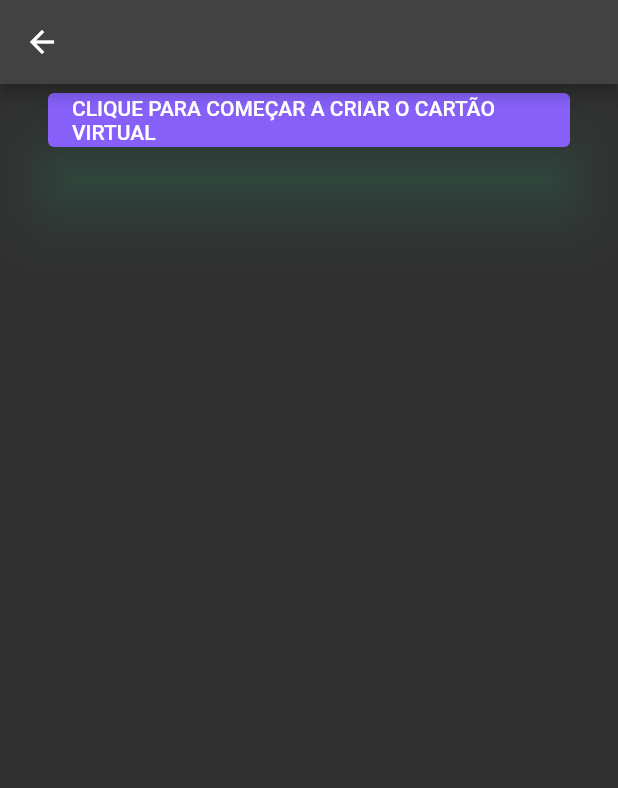
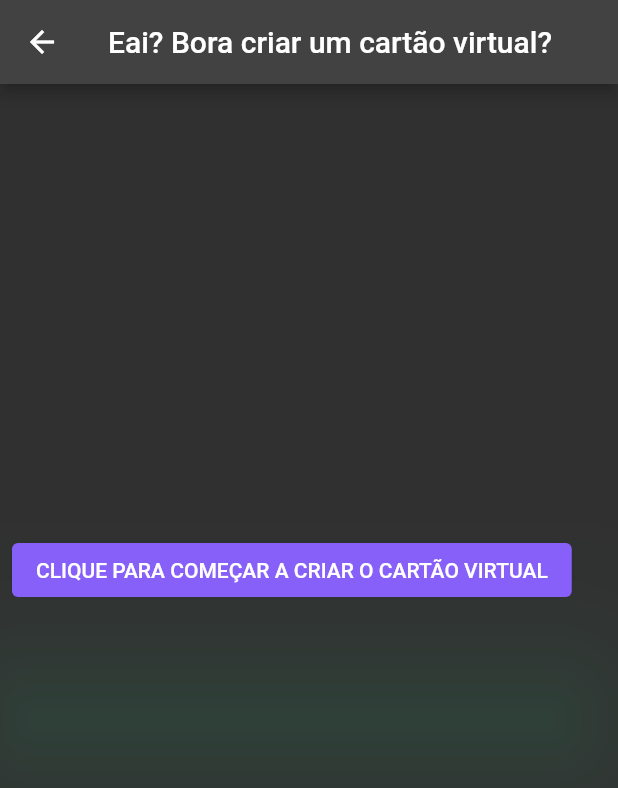
Before and after one commit to fpinheir0/Capiie, a Flutter app: the screen it shows after launch, on a phone screen of 412 x 824 dp. Shown: the top 788 px of the screen. Run offline on Flutter 3.47's test engine with Material 2 defaults, Android fonts, the phone set to English and light mode, and no system bars.

Commit message:
corrigindo login_page e colocando imagem

```diff
--- a/capiie/lib/modules/home/home_page.dart
+++ b/capiie/lib/modules/home/home_page.dart
@@ -15,7 +15,7 @@ class HomePage extends StatelessWidget {
             Container(
               width: 200,
               height: 200,
-              child: Image.asset("assets/capiie.png"),
+              child: Image.asset("/assets/capiie.png"),
             ),
             TextFormField(
               decoration: InputDecoration(labelText: "Nome"),
--- a/capiie/lib/modules/login/login_page.dart
+++ b/capiie/lib/modules/login/login_page.dart
@@ -1,23 +1,25 @@
+import 'package:capiie/modules/home/home_page.dart';
 import 'package:flutter/material.dart';
 
 class LoginPage extends StatelessWidget {
   const LoginPage({Key? key}) : super(key: key);
 
+  static const String _title = 'Eai? Bora criar um cartão virtual?';
   @override
   Widget build(BuildContext context) => Scaffold(
         resizeToAvoidBottomInset: false,
-        appBar: AppBar(),
+        appBar: AppBar(title: Text(_title)),
         body: Padding(
-          padding: EdgeInsets.symmetric(horizontal: 32),
+          padding: EdgeInsets.only(top: 300, left: 8),
           child: ElevatedButton(
             style: ElevatedButton.styleFrom(
               primary: Color.fromARGB(255, 134, 96, 248),
               onSurface: Colors.green,
-              elevation: 20,
+              elevation: 50,
               shadowColor: Color.fromARGB(255, 72, 186, 139),
             ),
             child: Text('CLIQUE PARA COMEÇAR A CRIAR O CARTÃO VIRTUAL'),
-            onPressed: () {},
+            onPressed: () => Navigator.pushNamed(context, "/home"),
           ),
         ),
       );
--- a/capiie/pubspec.yaml
+++ b/capiie/pubspec.yaml
@@ -58,8 +58,8 @@ flutter:
   uses-material-design: true
 
   # To add assets to your application, add an assets section, like this:
-  # assets:
-  #   - images/a_dot_burr.jpeg
+  assets:
+    - assets/capiie.png
   #   - images/a_dot_ham.jpeg
 
   # An image asset can refer to one or more resolution-specific "variants", see
```
